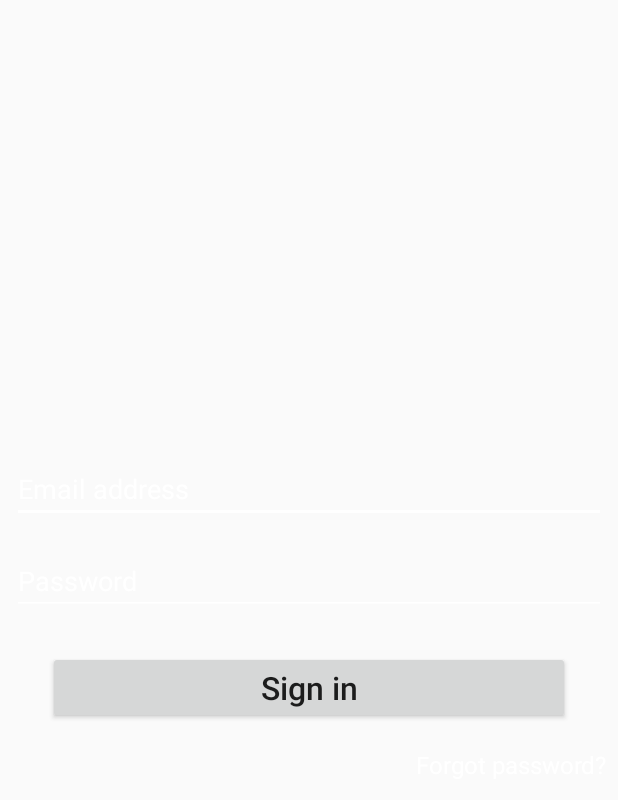
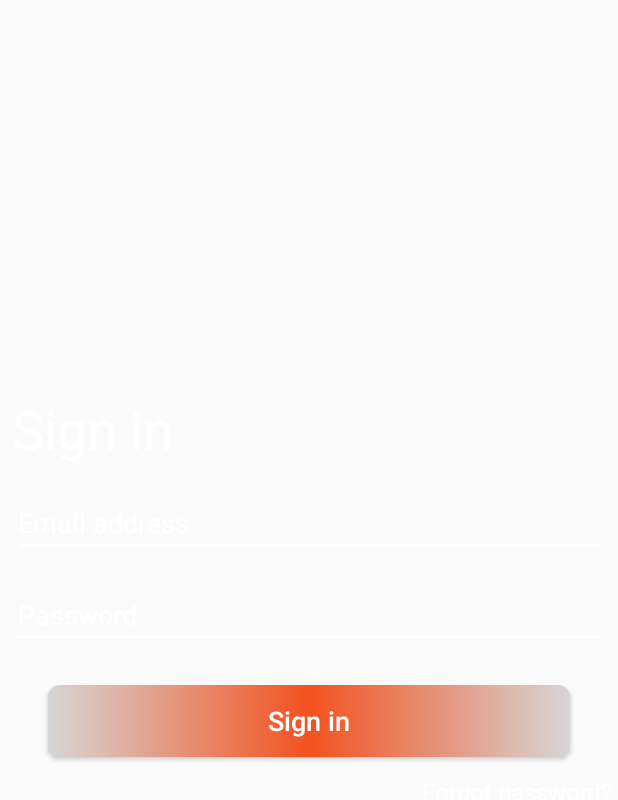
Before and after one commit to eslamalaaeddin/GraduationProject, an Android app: the layout fragment_in_sign.xml on its own in the app's theme, with its tools: preview values and no code run, on a phone screen of 412 x 824 dp. Shown: the top 800 px of the screen. Run offline under Robolectric (Android 15) with nearby library versions, the phone set to English and light mode, and no system bars.

```diff
--- a/app/src/main/res/layout/fragment_in_sign.xml
+++ b/app/src/main/res/layout/fragment_in_sign.xml
@@ -11,7 +11,16 @@
         android:orientation="vertical"
         android:gravity="center"
         >
-
+        <TextView
+            android:layout_width="match_parent"
+            android:layout_height="wrap_content"
+            android:id="@+id/sign_in_text_view"
+            android:text="Sign in"
+            android:textSize="36sp"
+            android:textColor="@color/white"
+            android:gravity="start"
+            android:layout_margin="8dp"
+            />
         <EditText
             android:layout_width="match_parent"
             android:layout_height="wrap_content"
@@ -38,8 +47,10 @@
             android:layout_height="wrap_content"
             android:id="@+id/sign_in_button"
             android:text="Sign in"
+            android:background="@drawable/round_button"
+            android:textColor="@color/white"
             android:textAllCaps="false"
-            android:textSize="21sp"
+            android:textSize="18sp"
             android:layout_marginStart="32dp"
             android:layout_marginEnd="32dp"
             android:layout_marginTop="16dp"
@@ -54,8 +65,19 @@
             android:textSize="16sp"
             android:textColor="@color/white"
             android:gravity="end"
-            android:layout_margin="8dp"
+            android:layout_margin="4dp"
             />
+
+        <TextView
+            android:id="@+id/do_not_have_account_text_view"
+            android:layout_width="match_parent"
+            android:layout_height="wrap_content"
+            android:text=" Do not have an account? Sign Up"
+            android:textAlignment="center"
+            android:textColor="@color/white"
+            android:textSize="14sp"
+            android:layout_marginTop="8dp"
+           />
 
     </LinearLayout>
 </layout>
```
Also changed, not shown: app/src/main/res/layout/fragment_up_sign.xml (+24 -1 lines).
